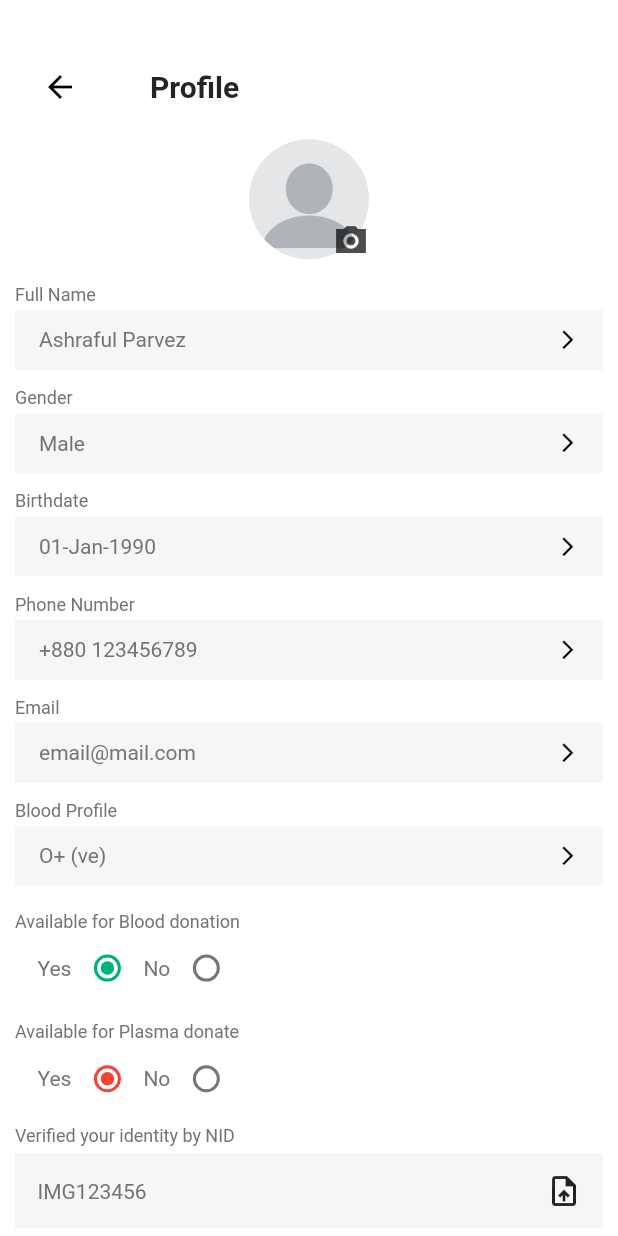
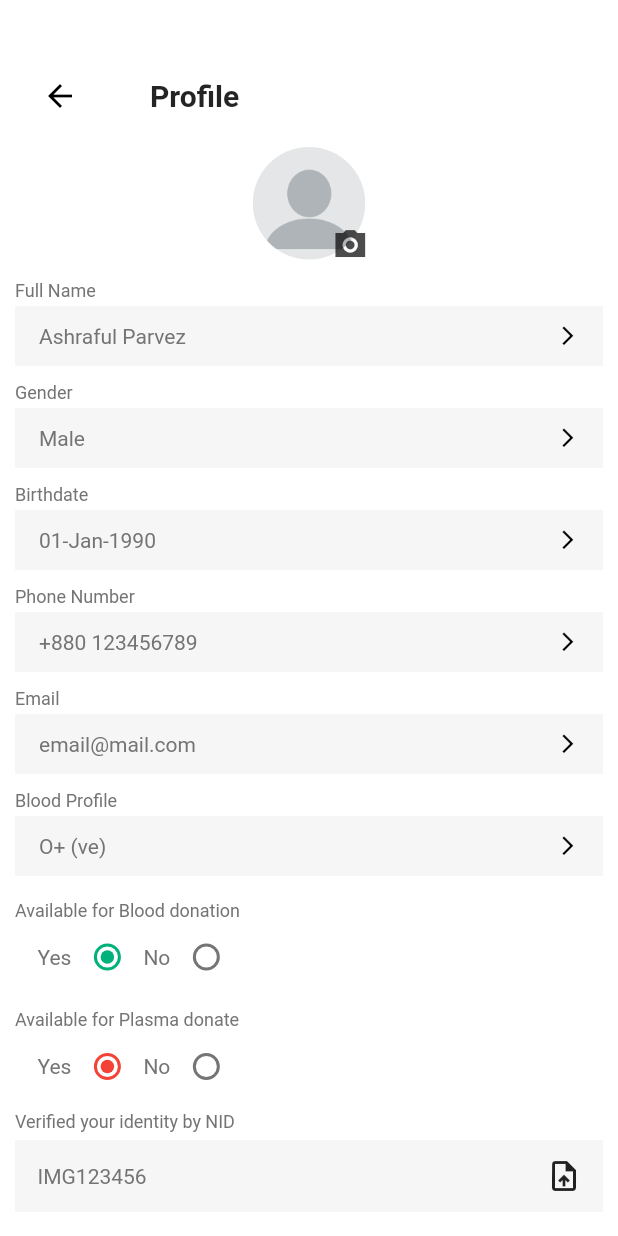
Before and after one commit to rowjoy/HMO_phone_Auth, a Flutter app: the Profilepage screen opened by its route, on a phone screen of 412 x 824 dp. Run offline on Flutter 3.47's test engine with Material 2 defaults, Android fonts, the phone set to English and light mode, and no system bars; our stand-ins replace carousel_slider, contacts_service, image_picker, permission_handler.

Commit message:
12-06-2021

```diff
--- a/lib/main.dart
+++ b/lib/main.dart
@@ -13,6 +13,7 @@ import 'package:hmo/view/emergancy/emargancy.dart';
 import 'package:hmo/view/home/home.dart';
 import 'package:hmo/view/home/homescreen.dart';
 import 'package:hmo/widget/drawer/components/profile/profile.dart';
+import 'package:hmo/widget/drawer/drawer.dart';
 
 void main() {
   runApp(const MyApp());
@@ -41,6 +42,7 @@ class MyApp extends StatelessWidget {
         Contactpage.path: (context) => Contactpage(),
         Emargancypage.path: (context) => Emargancypage(),
         Profilepage.path: (context) => Profilepage(),
+        HomeDrawer.path: (context) => HomeDrawer(),
       },
     );
   }
--- a/lib/widget/drawer/components/profile/profile.dart
+++ b/lib/widget/drawer/components/profile/profile.dart
@@ -18,8 +18,8 @@ class Profilepage extends StatefulWidget {
 }
 
 class _ProfilepageState extends State<Profilepage> {
-  String? images;
-  String? nid;
+  String? profileimages;
+  String? nidimages;
 
   int? blood = 0;
   int? plasma = 0;
@@ -31,41 +31,41 @@ class _ProfilepageState extends State<Profilepage> {
         width: MediaQuery.of(context).size.width,
         height: MediaQuery.of(context).size.height,
         child: Column(
-          mainAxisAlignment: MainAxisAlignment.spaceBetween,
+          mainAxisAlignment: MainAxisAlignment.spaceEvenly,
           // ignore: prefer_const_literals_to_create_immutables
           children: [
             Appbar(
               text: 'Profile',
             ),
             Container(
-              margin: EdgeInsets.only(bottom: 10),
+              margin: EdgeInsets.only(bottom: 8),
               child: Stack(
                 children: [
                   Container(
-                    height: 80,
-                    width: 80,
+                    height: 75,
+                    width: 75,
                     decoration: BoxDecoration(
                       color: Colors.white,
                       borderRadius: BorderRadius.circular(40),
                     ),
                     child: ClipOval(
-                      child: images == null
+                      child: profileimages == null
                           ? Image.asset('assets/icons/blank-profil.png')
                           : Image.file(
-                              File(images!),
+                              File(profileimages!),
                               fit: BoxFit.fill,
                             ),
                     ),
                   ),
                   Positioned(
-                    top: 48,
-                    left: 48,
+                    top: 45,
+                    left: 45,
                     right: 0,
                     bottom: 0,
                     child: IconButton(
                       onPressed: () {
                         profilepicked(
-                          ImageSource.camera,
+                          ImageSource.gallery,
                         );
                       },
                       icon: Icon(
@@ -294,7 +294,7 @@ class _ProfilepageState extends State<Profilepage> {
               ),
             ),
             Container(
-              margin: EdgeInsets.only(bottom: 5, left: 10, right: 10),
+              margin: EdgeInsets.only(bottom: 10, left: 10, right: 10),
               width: MediaQuery.of(context).size.width,
               child: Column(
                 crossAxisAlignment: CrossAxisAlignment.start,
@@ -313,7 +313,7 @@ class _ProfilepageState extends State<Profilepage> {
                     ),
                   ),
                   Container(
-                    height: 50,
+                    height: 48,
                     width: MediaQuery.of(context).size.width,
                     decoration: BoxDecoration(
                       color: Color(
@@ -328,7 +328,7 @@ class _ProfilepageState extends State<Profilepage> {
                           mainAxisAlignment: MainAxisAlignment.spaceBetween,
                           children: [
                             Container(
-                              child: nid == null
+                              child: nidimages == null
                                   ? Text(
                                       'IMG123456',
                                       style: TextStyle(
@@ -338,7 +338,7 @@ class _ProfilepageState extends State<Profilepage> {
                                         ),
                                       ),
                                     )
-                                  : Image.file(File(nid!)),
+                                  : Image.file(File(nidimages!)),
                             ),
                             IconButton(
                                 onPressed: () {
@@ -365,14 +365,14 @@ class _ProfilepageState extends State<Profilepage> {
   Future profilepicked(ImageSource source) async {
     final XFile? selectImage = await imagePicker.pickImage(source: source);
     setState(() {
-      images = selectImage!.path;
+      profileimages = selectImage!.path;
     });
   }
 
   Future nidpicker(ImageSource source) async {
     final XFile? getimage = await imagePicker.pickImage(source: source);
     setState(() {
-      nid = getimage!.path;
+      nidimages = getimage!.path;
     });
   }
 }
--- a/lib/widget/drawer/drawer.dart
+++ b/lib/widget/drawer/drawer.dart
@@ -7,6 +7,7 @@ import 'package:hmo/widget/drawer/components/safezone/safezons.dart';
 import 'package:hmo/widget/drawer/listlile.dart';
 
 class HomeDrawer extends StatefulWidget {
+  static const String path = "Drawerpage";
   const HomeDrawer({Key? key}) : super(key: key);
 
   @override
--- a/pubspec.yaml
+++ b/pubspec.yaml
@@ -36,6 +36,8 @@ dependencies:
   cupertino_icons: ^1.0.2
   carousel_slider: ^4.0.0
   image_picker: ^0.8.4+4
+  permission_handler: ^8.3.0
+  contacts_service: ^0.6.3
 
 
 
```
Also changed, not shown: lib/registration/contacts.dart (+70 -43 lines), lib/registration/numberlist.dart (+11 -18 lines), lib/registration/registration.dart (+23 -10 lines), lib/splash/splash_screen.dart (+21 -3 lines), lib/view/emergancy/emargancy.dart (+49 -47 lines), pubspec.lock, 2 other files.
